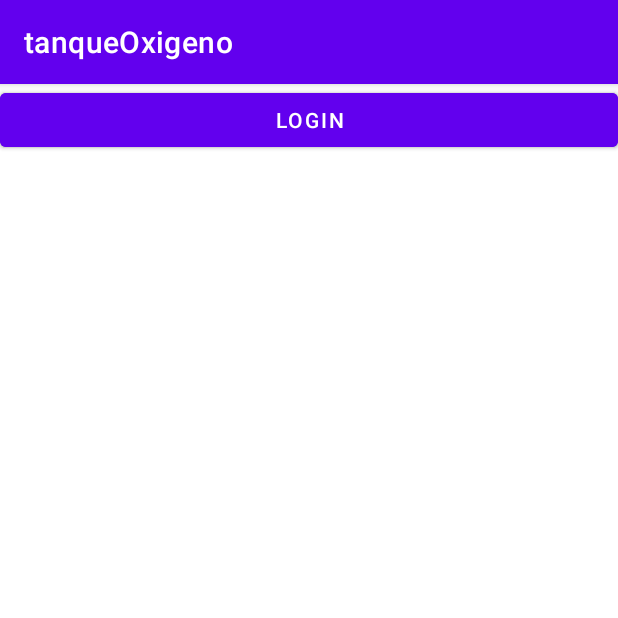
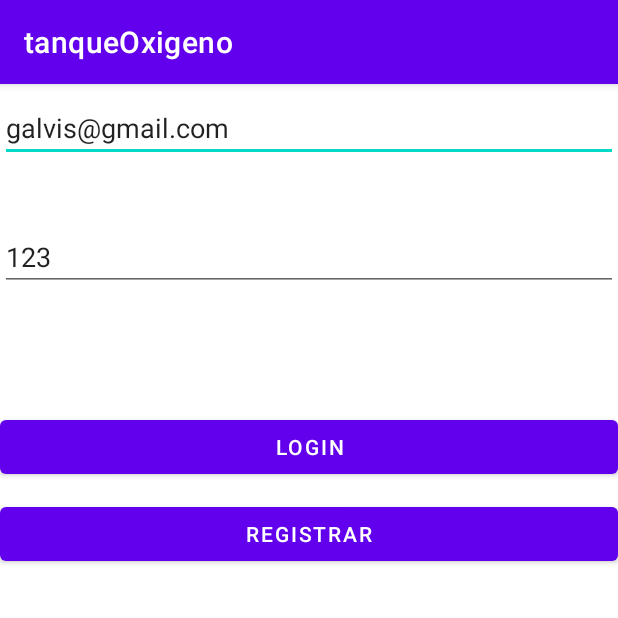
Before and after one commit to 1999jsgh/tanqueOxigeno, an Android app: the screen it shows after launch (MainActivity), on a phone screen of 412 x 824 dp, the top half of it. Run offline under Robolectric (Android 15) with nearby library versions, the phone set to English and light mode, and no system bars.

```diff
--- a/app/src/main/AndroidManifest.xml
+++ b/app/src/main/AndroidManifest.xml
@@ -2,7 +2,13 @@
 <manifest xmlns:android="http://schemas.android.com/apk/res/android"
     package="com.example.tanqueoxigeno">
 
+    <uses-permission android:name="android.permission.WRITE_EXTERNAL_STORAGE" />
+    <uses-permission android:name="android.permission.READ_EXTERNAL_STORAGE" />
+    <uses-permission android:name="android.permission.INTERNET" />
+
     <application
+
+        android:usesCleartextTraffic="true"
         android:allowBackup="true"
         android:icon="@mipmap/ic_launcher"
         android:label="@string/app_name"
--- /dev/null
+++ b/app/src/main/java/com/example/tanqueoxigeno/form/Api.java
@@ -0,0 +1,24 @@
+package com.example.tanqueoxigeno.form;
+
+import com.example.tanqueoxigeno.botella.Botella;
+import com.example.tanqueoxigeno.cliente.Cliente;
+
+import java.util.ArrayList;
+
+import okhttp3.RequestBody;
+import retrofit2.Call;
+import retrofit2.http.Body;
+
+import retrofit2.http.Headers;
+import retrofit2.http.POST;
+
+public interface Api {
+    @POST("login.php")
+    @Headers("Content-Type:application/json;charset=UTF-8")
+    Call<ArrayList<Cliente>>getDatosUsuario(@Body RequestBody body);
+
+    @POST("botellaCli.php")
+    @Headers("Content-Type:application/json;charset=UTF-8")
+    Call<ArrayList<Botella>>getDatosBotella(@Body RequestBody body);
+
+}
--- a/app/src/main/res/layout/activity_main.xml
+++ b/app/src/main/res/layout/activity_main.xml
@@ -7,20 +7,27 @@
     tools:context=".MainActivity">
 
    <EditText
+       android:text="galvis@gmail.com"
        android:id="@+id/editCorreo"
        android:layout_width="match_parent"
        android:layout_height="wrap_content"
-       tools:ignore="MissingConstraints">
+       app:layout_constraintBottom_toTopOf="@+id/editContra"
+       app:layout_constraintTop_toTopOf="parent"
+       app:layout_constraintVertical_bias="0.145"
+       tools:ignore="MissingConstraints"
+       tools:layout_editor_absoluteX="0dp">
 
    </EditText>
 
    <EditText
+       android:text="123"
        android:id="@+id/editContra"
        android:layout_width="match_parent"
        android:layout_height="wrap_content"
+       android:layout_marginBottom="80dp"
+       app:layout_constraintBottom_toTopOf="@+id/botonIniciarSesion"
        tools:ignore="MissingConstraints"
-       tools:layout_editor_absoluteX="0dp"
-       tools:layout_editor_absoluteY="60dp">
+       tools:layout_editor_absoluteX="0dp">
 
    </EditText>
 
@@ -28,10 +35,11 @@
        android:id="@+id/botonRegistar"
        android:layout_width="match_parent"
        android:layout_height="wrap_content"
+       android:layout_marginBottom="444dp"
        android:text="registrar"
+       app:layout_constraintBottom_toBottomOf="parent"
        tools:ignore="MissingConstraints"
-       tools:layout_editor_absoluteX="0dp"
-       tools:layout_editor_absoluteY="341dp">
+       tools:layout_editor_absoluteX="0dp">
 
    </Button>
 
@@ -39,10 +47,13 @@
        android:id="@+id/botonIniciarSesion"
        android:layout_width="match_parent"
        android:layout_height="wrap_content"
+       android:layout_marginBottom="10dp"
        android:text="login"
-       tools:ignore="MissingConstraints"
-       tools:layout_editor_absoluteX="16dp"
-       tools:layout_editor_absoluteY="278dp">
+       app:layout_constraintBottom_toTopOf="@+id/botonRegistar"
+       app:layout_constraintEnd_toEndOf="parent"
+       app:layout_constraintHorizontal_bias="1.0"
+       app:layout_constraintStart_toStartOf="parent"
+       tools:ignore="MissingConstraints">
 
    </Button>
 
```
Also changed, not shown: app/src/main/java/com/example/tanqueoxigeno/MainActivity.java (+82 -5 lines), app/src/main/java/com/example/tanqueoxigeno/botella/Botella.java (added, +100 -0 lines), app/src/main/java/com/example/tanqueoxigeno/form/Globalvar.java (added, +12 -0 lines).
